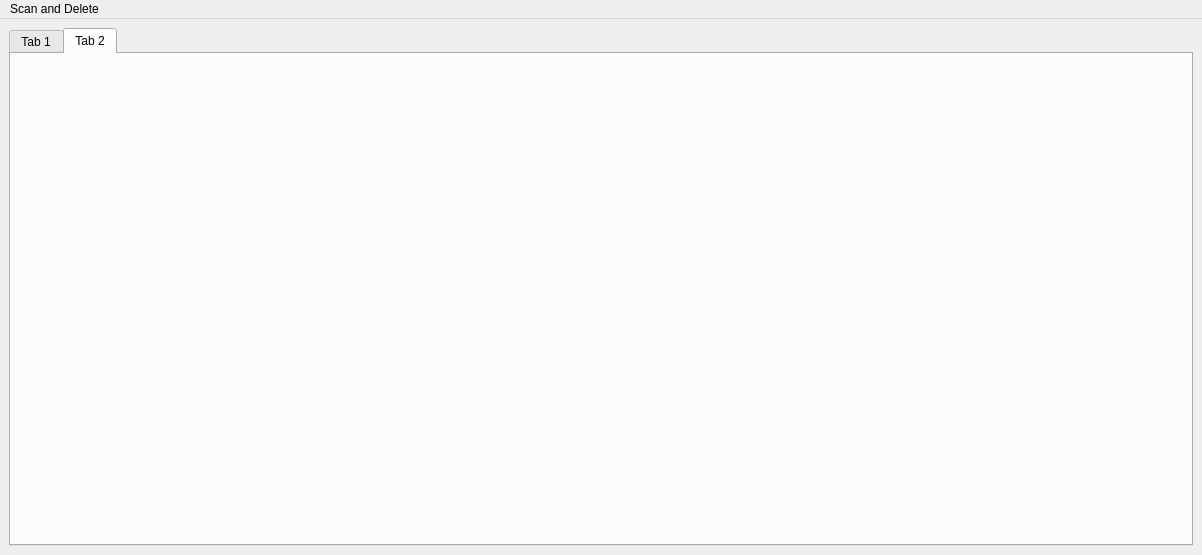
Old version of the form mainwindow.ui in the repository Olafseisler/sensitive-data-deleter.
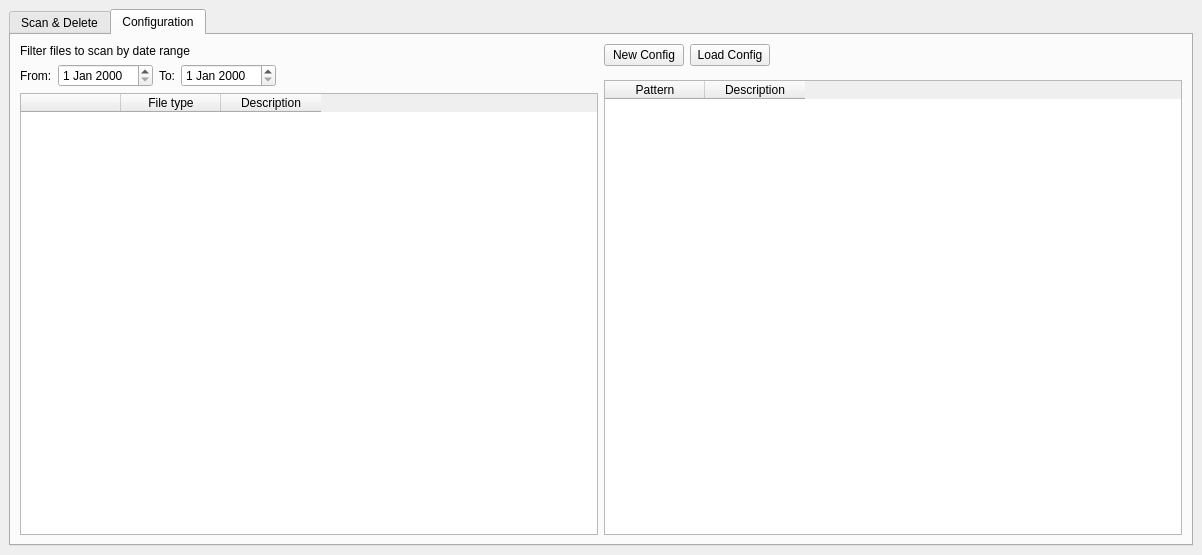
New version of the form. The open tabs and pages were chosen to show the change.

Commit message: Added config view.

```diff
--- a/mainwindow.ui
+++ b/mainwindow.ui
@@ -34,7 +34,7 @@
       </property>
       <widget class="QWidget" name="tab_3">
        <attribute name="title">
-        <string>Tab 1</string>
+        <string>Scan &amp;&amp; Delete</string>
        </attribute>
        <layout class="QVBoxLayout" name="verticalLayout_5">
         <item>
@@ -263,29 +263,162 @@
       </widget>
       <widget class="QWidget" name="tab_4">
        <attribute name="title">
-        <string>Tab 2</string>
+        <string>Configuration</string>
        </attribute>
+       <layout class="QHBoxLayout" name="horizontalLayout_8">
+        <item>
+         <layout class="QHBoxLayout" name="horizontalLayout_7">
+          <item>
+           <layout class="QVBoxLayout" name="verticalLayout_7">
+            <item>
+             <widget class="QLabel" name="label_3">
+              <property name="text">
+               <string>Filter files to scan by date range</string>
+              </property>
+             </widget>
+            </item>
+            <item>
+             <layout class="QVBoxLayout" name="verticalLayout_6">
+              <item>
+               <layout class="QHBoxLayout" name="horizontalLayout_5">
+                <item>
+                 <widget class="QLabel" name="label">
+                  <property name="text">
+                   <string>From:</string>
+                  </property>
+                 </widget>
+                </item>
+                <item>
+                 <widget class="QDateEdit" name="dateEdit"/>
+                </item>
+                <item>
+                 <widget class="QLabel" name="label_2">
+                  <property name="text">
+                   <string>To:</string>
+                  </property>
+                 </widget>
+                </item>
+                <item>
+                 <widget class="QDateEdit" name="dateEdit_2"/>
+                </item>
+                <item>
+                 <spacer name="horizontalSpacer">
+                  <property name="orientation">
+                   <enum>Qt::Horizontal</enum>
+                  </property>
+                  <property name="sizeHint" stdset="0">
+                   <size>
+                    <width>25</width>
+                    <height>12</height>
+                   </size>
+                  </property>
+                 </spacer>
+                </item>
+               </layout>
+              </item>
+              <item>
+               <layout class="QVBoxLayout" name="verticalLayout_2">
+                <item>
+                 <widget class="QTableWidget" name="fileTypesTableWidget">
+                  <column>
+                   <property name="text">
+                    <string/>
+                   </property>
+                  </column>
+                  <column>
+                   <property name="text">
+                    <string>File type</string>
+                   </property>
+                  </column>
+                  <column>
+                   <property name="text">
+                    <string>Description</string>
+                   </property>
+                  </column>
+                 </widget>
+                </item>
+                <item>
+                 <layout class="QHBoxLayout" name="horizontalLayout"/>
+                </item>
+               </layout>
+              </item>
+             </layout>
+            </item>
+           </layout>
+          </item>
+          <item>
+           <layout class="QVBoxLayout" name="verticalLayout_8">
+            <item>
+             <layout class="QHBoxLayout" name="horizontalLayout_6">
+              <item>
+               <widget class="QPushButton" name="pushButton">
+                <property name="text">
+                 <string>New Config</string>
+                </property>
+               </widget>
+              </item>
+              <item>
+               <widget class="QPushButton" name="pushButton_2">
+                <property name="text">
+                 <string>Load Config</string>
+                </property>
+               </widget>
+              </item>
+              <item>
+               <spacer name="horizontalSpacer_2">
+                <property name="orientation">
+                 <enum>Qt::Horizontal</enum>
+                </property>
+                <property name="sizeHint" stdset="0">
+                 <size>
+                  <width>40</width>
+                  <height>20</height>
+                 </size>
+                </property>
+               </spacer>
+              </item>
+             </layout>
+            </item>
+            <item>
+             <spacer name="verticalSpacer">
+              <property name="orientation">
+               <enum>Qt::Vertical</enum>
+              </property>
+              <property name="sizeType">
+               <enum>QSizePolicy::Fixed</enum>
+              </property>
+              <property name="sizeHint" stdset="0">
+               <size>
+                <width>20</width>
+                <height>8</height>
+               </size>
+              </property>
+             </spacer>
+            </item>
+            <item>
+             <widget class="QTableWidget" name="scanPatternsTableWidget">
+              <column>
+               <property name="text">
+                <string>Pattern</string>
+               </property>
+              </column>
+              <column>
+               <property name="text">
+                <string>Description</string>
+               </property>
+              </column>
+             </widget>
+            </item>
+           </layout>
+          </item>
+         </layout>
+        </item>
+       </layout>
       </widget>
      </widget>
     </item>
    </layout>
   </widget>
-  <widget class="QMenuBar" name="menubar">
-   <property name="geometry">
-    <rect>
-     <x>0</x>
-     <y>0</y>
-     <width>1202</width>
-     <height>24</height>
-    </rect>
-   </property>
-   <widget class="QMenu" name="menuScan_and_Delete">
-    <property name="title">
-     <string>Scan and Delete</string>
-    </property>
-   </widget>
-   <addaction name="menuScan_and_Delete"/>
-  </widget>
  </widget>
  <resources/>
  <connections/>
```
Left out of the diff: 79 changed lines with no effect on the pictures. The commit also changes 2 other files.
